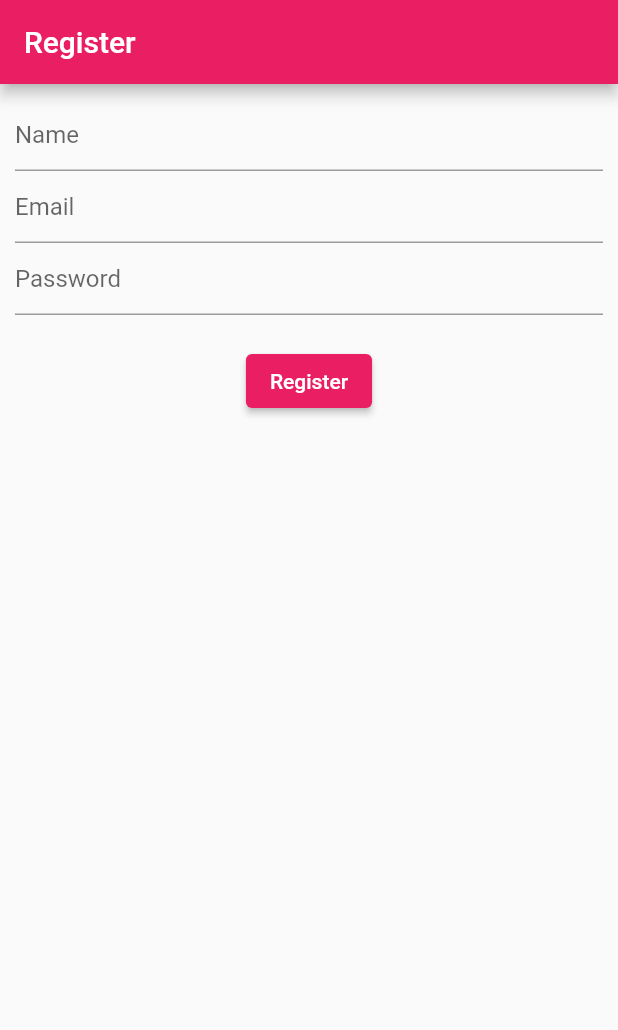
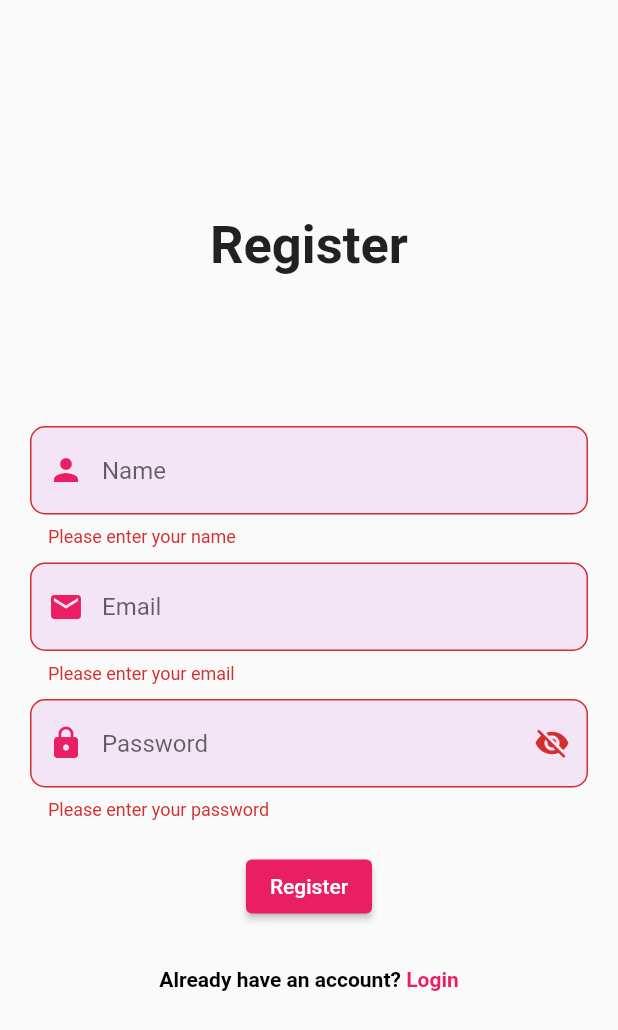
Before and after one commit to ddddddwwwwiiiaap/exercisefirebase_055, a Flutter app: the screen it shows after launch, after a tap on "Register", on a phone screen of 412 x 824 dp. Shown: the top 1030 px of the screen. Run offline on Flutter 3.47's test engine with Material 2 defaults, Android fonts, the phone set to English and light mode, and no system bars; our stand-ins replace cloud_firestore, firebase_auth, firebase_core; missing offline and left inert: dart:ffi; accounts and stored records are empty.

Commit message:
Update view class register

```diff
--- a/lib/view/register.dart
+++ b/lib/view/register.dart
@@ -1,5 +1,7 @@
 import 'package:firebasematerial/controller/auth_controller.dart';
 import 'package:firebasematerial/model/user_model.dart';
+import 'package:firebasematerial/view/contact.dart';
+import 'package:firebasematerial/view/login.dart';
 import 'package:flutter/material.dart';
 
 class Register extends StatefulWidget {
@@ -12,39 +14,121 @@ class Register extends StatefulWidget {
 class _RegisterState extends State<Register> {
   final formkey = GlobalKey<FormState>();
   final authCtr = AuthController();
+  bool _isObsure = true;
   String? name;
   String? email;
   String? password;
   @override
   Widget build(BuildContext context) {
     return Scaffold(
-      appBar: AppBar(
-        title: const Text('Register'),
-      ),
       body: SafeArea(
         child: Padding(
-          padding: const EdgeInsets.all(10.0),
+          padding: const EdgeInsets.symmetric(horizontal: 20),
           child: Form(
             key: formkey,
             child: Column(
+              mainAxisAlignment: MainAxisAlignment.center,
               children: [
-                TextFormField(
-                  decoration: const InputDecoration(
-                    hintText: 'Name',
+                const Text(
+                  'Register',
+                  style: TextStyle(
+                    fontSize: 35,
+                    fontWeight: FontWeight.bold,
                   ),
-                  onChanged: (value) => name = value,
+                ),
+                const SizedBox(
+                  height: 100,
                 ),
                 TextFormField(
-                  decoration: const InputDecoration(
-                    hintText: 'Email',
+                  decoration: InputDecoration(
+                    hintText: 'Name',
+                    border: OutlineInputBorder(
+                      borderRadius: BorderRadius.circular(10),
+                    ),
+                    filled: true,
+                    fillColor: Colors.purple.shade50,
+                    prefixIcon: const Icon(
+                      Icons.person,
+                      color: Colors.pink,
+                    ),
                   ),
-                  onChanged: (value) => email = value,
+                  onChanged: (value) {
+                    name = value;
+                  },
+                  validator: (value) {
+                    if (value!.isEmpty) {
+                      return 'Please enter your name';
+                    }
+                    return null;
+                  },
+                ),
+                const SizedBox(
+                  height: 10,
                 ),
                 TextFormField(
-                  decoration: const InputDecoration(
+                  decoration: InputDecoration(
+                    hintText: 'Email',
+                    border: OutlineInputBorder(
+                      borderRadius: BorderRadius.circular(10),
+                    ),
+                    filled: true,
+                    fillColor: Colors.purple.shade50,
+                    prefixIcon: const Icon(
+                      Icons.email,
+                      color: Colors.pink,
+                    ),
+                  ),
+                  onChanged: (value) {
+                    email = value;
+                  },
+                  validator: (value) {
+                    if (value!.isEmpty) {
+                      return 'Please enter your email';
+                    } else if (!value.contains('@')) {
+                      return 'Please enter a valid email address';
+                    }
+                    return null;
+                  },
+                ),
+                const SizedBox(
+                  height: 10,
+                ),
+                TextFormField(
+                  obscureText: _isObsure,
+                  decoration: InputDecoration(
                     hintText: 'Password',
+                    border: OutlineInputBorder(
+                      borderRadius: BorderRadius.circular(10),
+                    ),
+                    filled: true,
+                    fillColor: Colors.purple.shade50,
+                    prefixIcon: const Icon(
+                      Icons.lock,
+                      color: Colors.pink,
+                    ),
+                    suffixIcon: IconButton(
+                      onPressed: () {
+                        setState(
+                          () {
+                            _isObsure = !_isObsure;
+                          },
+                        );
+                      },
+                      icon: Icon(
+                          _isObsure ? Icons.visibility_off : Icons.visibility),
+                    ),
                   ),
-                  onChanged: (value) => password = value,
+                  onChanged: (value) {
+                    password = value;
+                  },
+                  validator: (value) {
+                    if (value!.isEmpty) {
+                      return 'Please enter your password';
+                    } else if (value.length < 6) {
+                      return 'Password must be at least 6 characters';
+                    }
+                    return null;
+                  },
                 ),
                 const SizedBox(
                   height: 20,
@@ -61,22 +145,36 @@ class _RegisterState extends State<Register> {
                       );
                       if (registeredUser != null) {
                         // Registration successful
+                        // ignore: use_build_context_synchronously
                         showDialog(
                           context: context,
                           builder: (BuildContext context) {
                             return AlertDialog(
-                              title: const Text('Registration Successful'),
+                              title: const Text('Registration Successful!'),
                               content: const Text(
                                   'You have been successfully registered.'),
                               actions: <Widget>[
                                 TextButton(
                                   onPressed: () {
-                                    //Navigator.push(context,
-                                    //    MaterialPageRoute(builder: (context) {
-                                    //  return Login();
-                                    //}));
-                                    print(registeredUser.name);
+                                    Navigator.push(
+                                      context,
+                                      MaterialPageRoute(
+                                        builder: (context) {
+                                          return const Contact();
+                                        },
+                                      ),
+                                    );
+                                    //print(registeredUser.name);
                                     // Navigate to the next screen or perform any desired action
+                                    ScaffoldMessenger.of(context).showSnackBar(
+                                      SnackBar(
+                                        content: Text(
+                                          'Welcome ${registeredUser.name}!',
+                                        ),
+                                        backgroundColor: Colors.pink,
+                                        duration: const Duration(seconds: 1),
+                                      ),
+                                    );
                                   },
                                   child: const Text('OK'),
                                 ),
@@ -86,6 +184,7 @@ class _RegisterState extends State<Register> {
                         );
                       } else {
                         // Registration failed
+                        // ignore: use_build_context_synchronously
                         showDialog(
                           context: context,
                           builder: (BuildContext context) {
@@ -108,6 +207,40 @@ class _RegisterState extends State<Register> {
                     }
                   },
                 ),
+                const SizedBox(
+                  height: 10,
+                ),
+                Padding(
+                  padding: const EdgeInsets.all(20),
+                  child: Row(
+                    mainAxisAlignment: MainAxisAlignment.center,
+                    children: [
+                      const Text(
+                        "Already have an account? ",
+                        style: TextStyle(
+                          color: Colors.black,
+                          fontWeight: FontWeight.bold,
+                        ),
+                      ),
+                      InkWell(
+                        child: const Text(
+                          "Login",
+                          style: TextStyle(
+                            color: Colors.pink,
+                            fontWeight: FontWeight.bold,
+                          ),
+                        ),
+                        onTap: () {
+                          Navigator.of(context).push(
+                            MaterialPageRoute(
+                              builder: (_) => const Login(),
+                            ),
+                          );
+                        },
+                      )
+                    ],
+                  ),
+                ),
               ],
             ),
           ),
```
